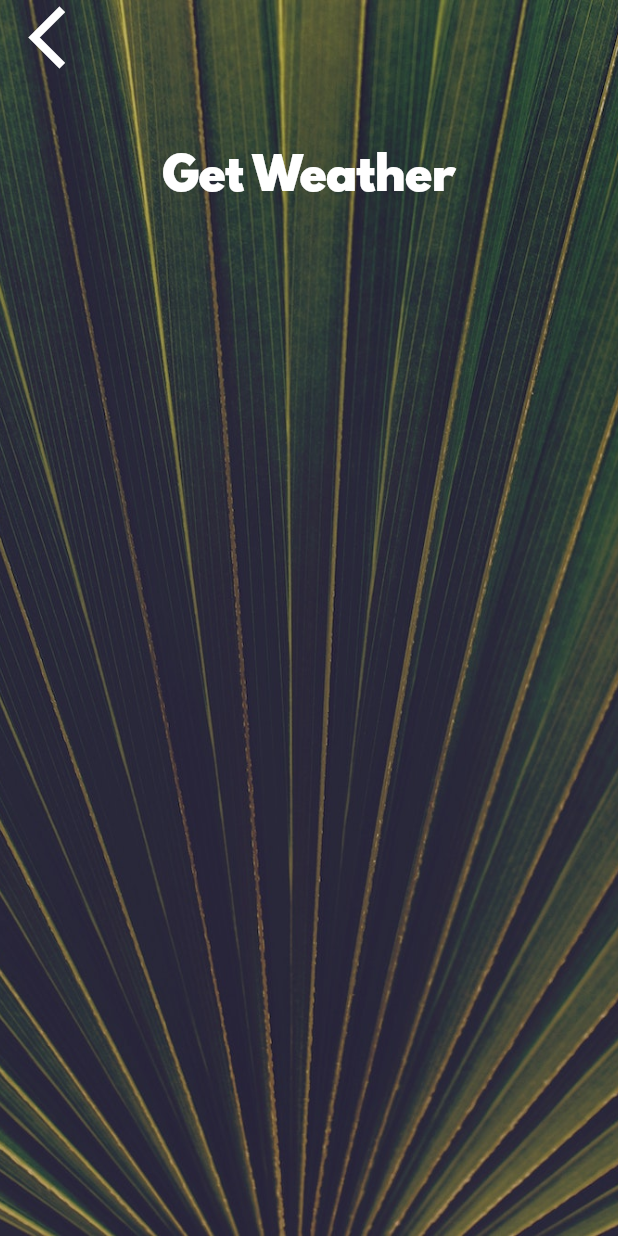
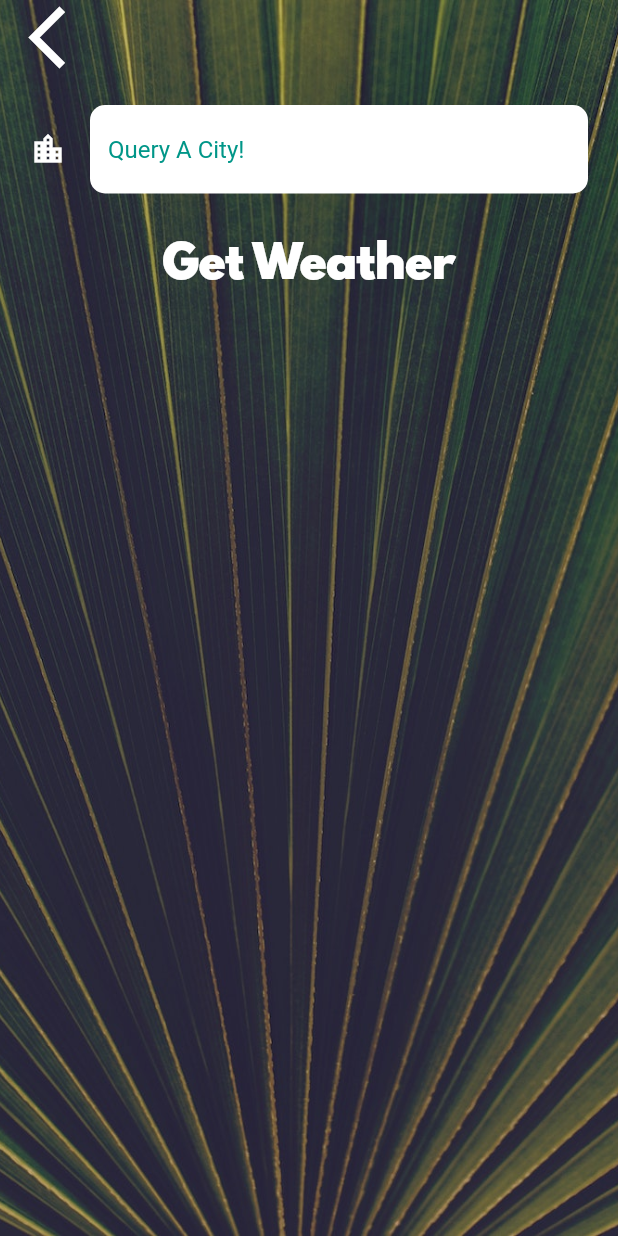
Before and after one commit to MYavuzYAGIS/Climator, a Flutter app: the CityScreen screen opened directly, on a phone screen of 412 x 824 dp. Run offline on Flutter 3.47's test engine with Material 2 defaults, Android fonts, the phone set to English and light mode, and no system bars; our stand-ins replace flutter_spinkit, geolocator; network calls fail.

Commit message:
Finalized but Needs serious tweaks on Android especially

```diff
--- a/lib/screens/city_screen.dart
+++ b/lib/screens/city_screen.dart
@@ -7,6 +7,7 @@ class CityScreen extends StatefulWidget {
 }
 
 class _CityScreenState extends State<CityScreen> {
+  String cityName;
   @override
   Widget build(BuildContext context) {
     return Scaffold(
@@ -24,7 +25,9 @@ class _CityScreenState extends State<CityScreen> {
               Align(
                 alignment: Alignment.topLeft,
                 child: FlatButton(
-                  onPressed: () {},
+                  onPressed: () {
+                    Navigator.pop(context);
+                  },
                   child: Icon(
                     Icons.arrow_back_ios,
                     size: 50.0,
@@ -33,10 +36,20 @@ class _CityScreenState extends State<CityScreen> {
               ),
               Container(
                 padding: EdgeInsets.all(20.0),
-                child: null,
+                child: TextField(
+                  style: TextStyle(
+                    color: Colors.teal,
+                  ),
+                  decoration: kTextFieldInputDecoration,
+                  onChanged: (value) {
+                    cityName = value;
+                  },
+                ),
               ),
               FlatButton(
-                onPressed: () {},
+                onPressed: () {
+                  Navigator.pop(context, cityName);
+                },
                 child: Text(
                   'Get Weather',
                   style: kButtonTextStyle,
--- a/lib/utilities/constants.dart
+++ b/lib/utilities/constants.dart
@@ -18,3 +18,22 @@ const kButtonTextStyle = TextStyle(
 const kConditionTextStyle = TextStyle(
   fontSize: 100.0,
 );
+
+const kTextFieldInputDecoration = InputDecoration(
+  filled: true,
+  hintText: 'Query A City!',
+  hintStyle: TextStyle(
+    color: Colors.teal,
+  ),
+  border: OutlineInputBorder(
+    borderRadius: BorderRadius.all(
+      Radius.circular(10.0),
+    ),
+    borderSide: BorderSide.none,
+  ),
+  fillColor: Colors.white,
+  icon: Icon(
+    Icons.location_city,
+    color: Colors.white,
+  ),
+);
```
Also changed, not shown: lib/screens/loading_screen.dart (+3 -10 lines), lib/screens/location_screen.dart (+42 -10 lines), lib/services/weather.dart (+24 -0 lines), 1 other file.
